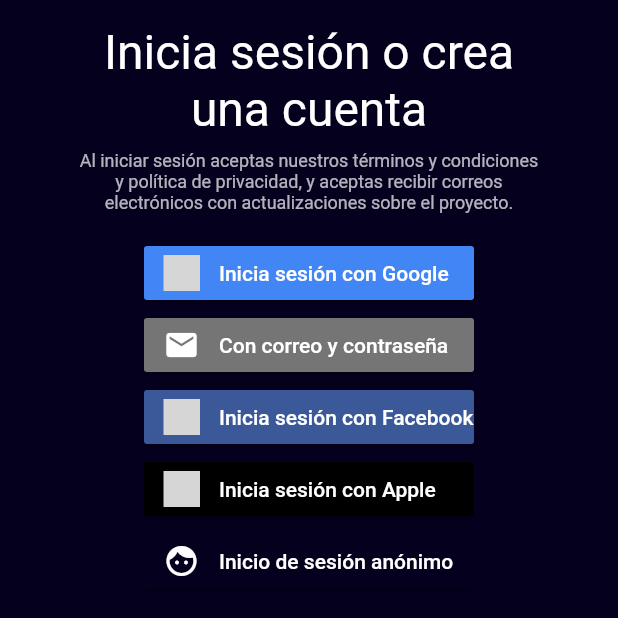
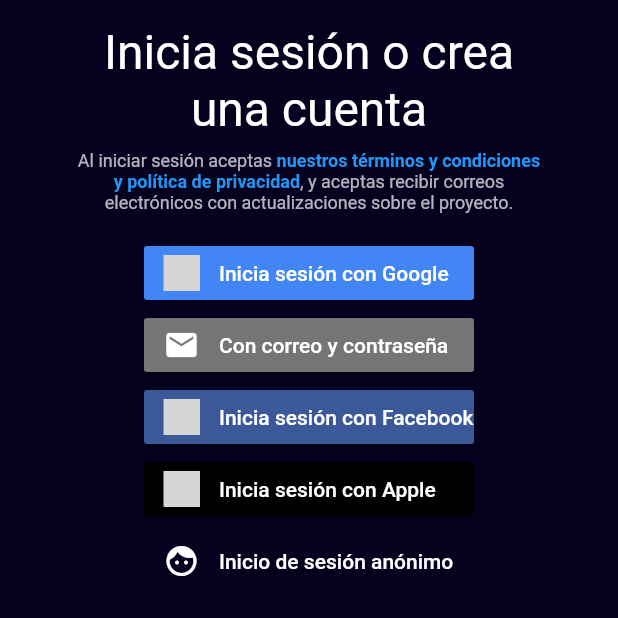
Before and after one commit to miyotl/miyotl, a Flutter app: the OnboardingPage screen opened directly, swiped to page 2, on a phone screen of 412 x 824 dp, the top half of it. Run offline on Flutter 3.47's test engine with Material 2 defaults, Android fonts, the phone set to English and light mode, and no system bars; drawn by our look-alikes of liquid_swipe; our stand-ins replace cached_network_image, firebase_auth, firebase_core, flutter_signin_button, google_fonts, google_sign_in and 1 more; missing offline and left inert: flutter_inappwebview; accounts and stored records are empty; network calls fail; grey boxes are pictures that could not be loaded.

Commit message:
add link to privacy policy

```diff
--- a/lib/screens/onboarding.dart
+++ b/lib/screens/onboarding.dart
@@ -1,3 +1,4 @@
+import 'package:flutter/gestures.dart';
 import 'package:flutter/material.dart';
 import 'package:flutter/services.dart';
 import 'package:flutter_signin_button/button_view.dart';
@@ -13,6 +14,7 @@ import 'package:provider/provider.dart';
 import '../models/constants.dart';
 import 'package:google_fonts/google_fonts.dart';
 import '../widgets/status_bar_colors.dart';
+import 'package:url_launcher/url_launcher.dart';
 // import 'package:flutter_facebook_auth/flutter_facebook_auth.dart';
 
 typedef SignInFunction = Future<UserCredential> Function();
@@ -231,10 +233,34 @@ class _OnboardingPageState extends State<OnboardingPage> {
                                     SizedBox(
                                       height: 8,
                                     ),
-                                    Text(
-                                      'Al iniciar sesión aceptas nuestros términos y condiciones y política de privacidad, y aceptas recibir correos electrónicos con actualizaciones sobre el proyecto.',
-                                      style:
-                                          Theme.of(context).textTheme.caption,
+                                    RichText(
+                                      text: TextSpan(
+                                        style:
+                                            Theme.of(context).textTheme.caption,
+                                        children: [
+                                          TextSpan(
+                                            text: 'Al iniciar sesión aceptas ',
+                                          ),
+
+                                          /// https://stackoverflow.com/questions/43583411/how-to-create-a-hyperlink-in-flutter-widget
+                                          TextSpan(
+                                            text:
+                                                'nuestros términos y condiciones y política de privacidad',
+                                            style: TextStyle(
+                                              color: Colors.blue,
+                                              fontWeight: FontWeight.bold,
+                                            ),
+                                            recognizer: TapGestureRecognizer()
+                                              ..onTap = () => launch(
+                                                    'https://proyecto-miyotl.web.app/privacidad/',
+                                                    forceWebView: true,
+                                                  ),
+                                          ),
+                                          TextSpan(
+                                              text:
+                                                  ', y aceptas recibir correos electrónicos con actualizaciones sobre el proyecto.'),
+                                        ],
+                                      ),
                                       textAlign: TextAlign.center,
                                     ),
                                   ],
```
